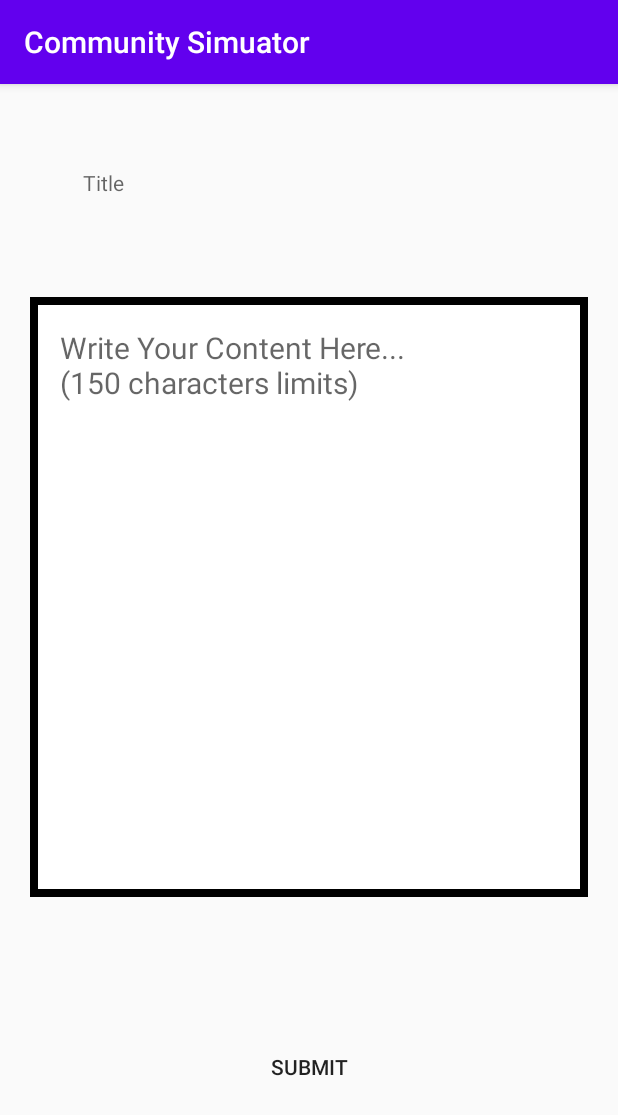
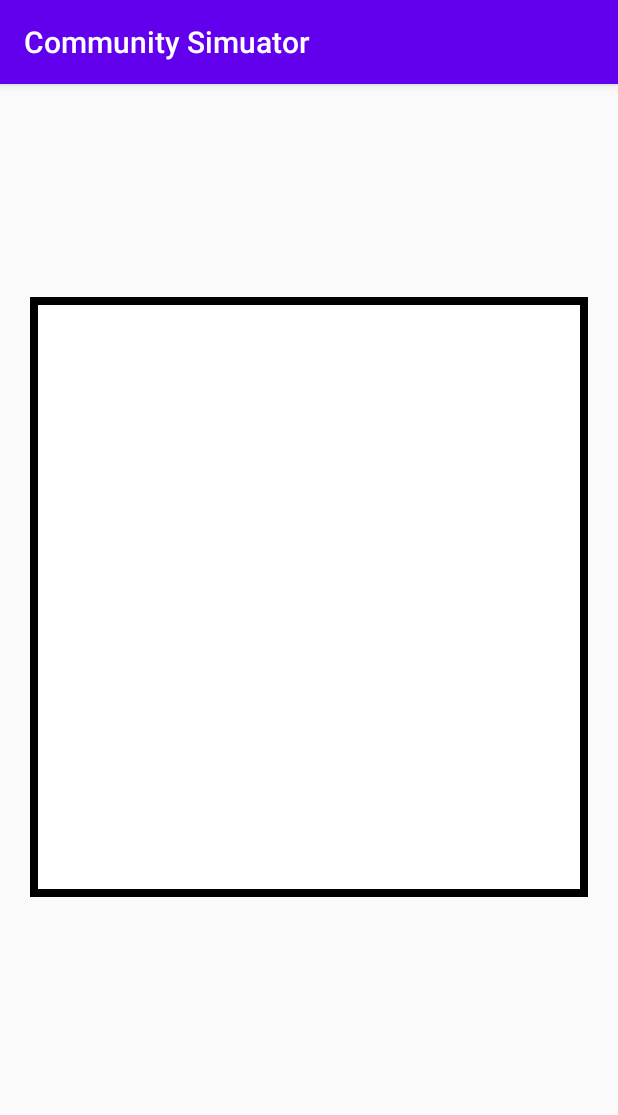
Before and after one commit to KyumKyum/Gallery, an Android app: the ShowContentsActivity screen opened directly, with no data from a screen before it, on a phone screen of 412 x 824 dp. Shown: the top 1115 px of the screen. Run offline under Robolectric (Android 15) with nearby library versions, the phone set to English and light mode, and no system bars.

Commit message:
Simulator - Community

```diff
--- a/MyNewwidget/CommunitySimuator/app/src/main/java/com/example/communitysimuator/ShowContentsActivity.java
+++ b/MyNewwidget/CommunitySimuator/app/src/main/java/com/example/communitysimuator/ShowContentsActivity.java
@@ -2,13 +2,32 @@ package com.example.communitysimuator;
 
 import androidx.appcompat.app.AppCompatActivity;
 
+import android.content.Intent;
 import android.os.Bundle;
+import android.widget.TextView;
+
+import java.util.Currency;
 
 public class ShowContentsActivity extends AppCompatActivity {
+    private static final String CUR_CONTENT = "currentcontent";
+    private static final int ERROR = -1;
+
+    private TextView yourTitle;
+    private TextView yourContent;
 
     @Override
     protected void onCreate(Bundle savedInstanceState) {
         super.onCreate(savedInstanceState);
         setContentView(R.layout.activity_show_contents);
+
+        Intent intent = getIntent();
+        String title = intent.getStringExtra("title");
+        String content = intent.getStringExtra("content");
+
+        yourTitle = findViewById(R.id.text_view_your_title);
+        yourContent = findViewById(R.id.text_view_your_content);
+
+        yourTitle.setText(title);
+        yourContent.setText(content);
     }
 }
--- a/MyNewwidget/CommunitySimuator/app/src/main/java/com/example/communitysimuator/WriteContent.java
+++ b/MyNewwidget/CommunitySimuator/app/src/main/java/com/example/communitysimuator/WriteContent.java
@@ -48,7 +48,6 @@ public class WriteContent extends AppCompatActivity {
                         .addOnSuccessListener(new OnSuccessListener<Void>() {
                             @Override
                             public void onSuccess(Void aVoid) {
-                                Toast.makeText(WriteContent.this, "Uploaded!", Toast.LENGTH_SHORT).show();
                                 Intent intent = new Intent();
                                 setResult(Activity.RESULT_OK);
                                 finish();
--- a/MyNewwidget/CommunitySimuator/app/src/main/res/layout/activity_show_contents.xml
+++ b/MyNewwidget/CommunitySimuator/app/src/main/res/layout/activity_show_contents.xml
@@ -1,5 +1,6 @@
 <?xml version="1.0" encoding="utf-8"?>
-<androidx.constraintlayout.widget.ConstraintLayout xmlns:android="http://schemas.android.com/apk/res/android"
+<androidx.constraintlayout.widget.ConstraintLayout
+    xmlns:android="http://schemas.android.com/apk/res/android"
     xmlns:app="http://schemas.android.com/apk/res-auto"
     xmlns:tools="http://schemas.android.com/tools"
     android:layout_width="match_parent"
@@ -7,24 +8,26 @@
     tools:context=".WriteContent">
 
     <TextView
-        android:id="@+id/edit_text_your_title"
+        android:id="@+id/text_view_your_title"
         android:layout_width="300dp"
         android:layout_height="wrap_content"
         android:layout_marginTop="56dp"
-        android:hint="Title"
+        android:text="Your Title Here"
+        android:textColor = "#000000"
         app:layout_constraintEnd_toEndOf="parent"
         app:layout_constraintHorizontal_bias="0.495"
         app:layout_constraintStart_toStartOf="parent"
         app:layout_constraintTop_toTopOf="parent" />
 
     <TextView
-        android:id = "@+id/edit_text_your_content"
+        android:id = "@+id/text_view_your_content"
         android:layout_width="match_parent"
         android:layout_height="400dp"
         android:background="@drawable/writing_space"
         android:layout_margin="20dp"
         android:textSize="20sp"
-        android:hint="Write Your Content Here...\n(150 characters limits)"
+        android:text="Your Context Here"
+        android:textColor="#000000"
         android:gravity="top"
         android:maxLength="150"
         android:padding="20dp"
@@ -32,18 +35,9 @@
         app:layout_constraintEnd_toEndOf="parent"
         app:layout_constraintHorizontal_bias="0.0"
         app:layout_constraintStart_toStartOf="parent"
-        app:layout_constraintTop_toBottomOf="@+id/edit_text_your_title"
+        app:layout_constraintTop_toBottomOf="@id/text_view_your_title"
         app:layout_constraintVertical_bias="0.186" />
 
-    <Button
-        android:id = "@+id/button_submit"
-        android:layout_width="wrap_content"
-        android:layout_height="wrap_content"
-        android:background="#00ff0000"
-        android:text="Submit"
-        app:layout_constraintBottom_toBottomOf="parent"
-        app:layout_constraintEnd_toEndOf="parent"
-        app:layout_constraintStart_toStartOf="parent"
-        app:layout_constraintTop_toBottomOf="@+id/edit_text_your_content" />
+
 
 </androidx.constraintlayout.widget.ConstraintLayout>
--- a/MyNewwidget/CommunitySimuator/app/src/main/res/layout/item_layout.xml
+++ b/MyNewwidget/CommunitySimuator/app/src/main/res/layout/item_layout.xml
@@ -1,6 +1,7 @@
 <?xml version="1.0" encoding="utf-8"?>
 <LinearLayout
     xmlns:android="http://schemas.android.com/apk/res/android" android:layout_width="match_parent"
+    android:id = "@+id/item_layout"
     android:orientation="vertical"
     android:layout_height="100dp"
     android:background="@drawable/writing_space"
```
Also changed, not shown: MyNewwidget/CommunitySimuator/app/src/main/java/com/example/communitysimuator/ContentsAdapter.java (+28 -4 lines), MyNewwidget/CommunitySimuator/app/src/main/java/com/example/communitysimuator/MainActivity.java (+16 -2 lines).
